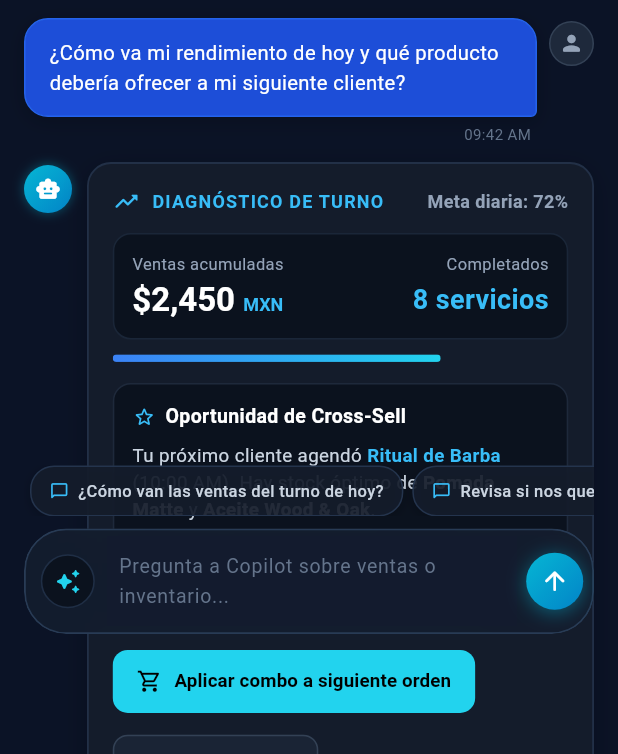
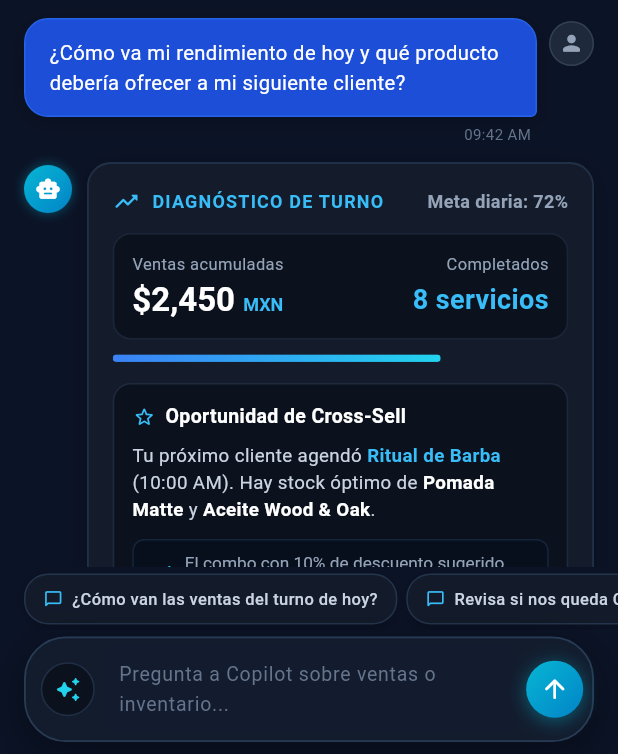
Before and after one commit to orionganimedes/Ganimedes2.0, a Flutter app: the AiAssistantScreen screen opened directly, on a phone screen of 412 x 824 dp, the part 482-1236 px from its top. Run offline on Flutter 3.47's test engine with Material 3 defaults, Android fonts, the phone set to English and light mode, and no system bars; our stand-ins replace shared_preferences; missing offline and left inert: mobile_scanner; accounts and stored records are empty; network calls fail.

Commit message:
feat(flutter): Copilot IA como ruta fullscreen + TECH.md
- AiAssistantScreen convertida a ruta independiente via Navigator.push
  eliminando colisión con BottomNavigationBar e IndexedStack
- resizeToAvoidBottomInset: true reemplaza cálculos manuales de teclado
- Layout Column + Expanded(ListView) + barra de input fija
- Fix RenderFlex overflow en modal de comisiones (_showCommissionsModal)
- Eliminados imports dart:ui y device_breakpoints (sin uso)
- MainShell: IndexedStack reducido a 4 tabs (Copilot sale del stack)
- onNavigateToTab en ruta fullscreen hace pop antes de navegar al tab
- Agrega especificación técnica de diseño Copilot fullscreen
- Agrega TECH.md con stack completo, arquitectura y flujos de despliegue

Co-Authored-By: Claude Sonnet 4.6 <noreply@anthropic.com>

```diff
--- a/ganimedes/lib/screens/ai_assistant_screen.dart
+++ b/ganimedes/lib/screens/ai_assistant_screen.dart
@@ -1,9 +1,7 @@
-import 'dart:ui';
 import 'package:flutter/material.dart';
 import 'package:flutter/services.dart';
 import '../services/ai_chat_service.dart';
 import '../services/pocketbase_service.dart';
-import '../utils/device_breakpoints.dart';
 
 enum MessageType {
   text,
@@ -625,71 +623,41 @@ class _AiAssistantScreenState extends State<AiAssistantScreen> {
         ? userMap['shift'] as String
         : 'Turno Mañana';
 
-    final isKeyboardOpen = DeviceBreakpoints.isKeyboardOpen(context);
-    final isCompact = DeviceBreakpoints.isLandscapeCompact(context);
-    final bottomInset = MediaQuery.paddingOf(context).bottom;
-
-    // Espacio de seguridad inferior para garantizar que el scroll no quede tapado
-    final double listBottomPadding = isKeyboardOpen
-        ? 80.0
-        : (isCompact ? 116.0 : (bottomInset > 0 ? bottomInset + 148.0 : 158.0));
-
-    // Posicionamiento de la barra de entrada flotante justo encima del FloatingDock
-    final double inputBottom = isKeyboardOpen
-        ? 8.0
-        : (isCompact ? 52.0 : (bottomInset > 0 ? bottomInset + 72.0 : 80.0));
-
     return Scaffold(
       backgroundColor: const Color(0xFF0B1326),
-      resizeToAvoidBottomInset: false,
+      resizeToAvoidBottomInset: true,
       body: SafeArea(
-        top: false,
-        bottom: false,
-        child: Stack(
-          children: [
-            // Contenido Principal (Header + Status + Lista de Mensajes)
-            Positioned.fill(
         child: Column(
           children: [
-                  // Sub-Header Superior de Copilot IA
             _buildHeaderCard(shift, barberName, chair),
-
-                  // Barra de estado de conexión y PocketBase
             _buildStatusRow(),
-
-                  // Lista de Mensajes con clearance inferior perfecto
             Expanded(
               child: Center(
                 child: Container(
                   constraints: const BoxConstraints(maxWidth: 860),
                   child: ListView.builder(
                     controller: _scrollController,
-                          padding: EdgeInsets.fromLTRB(16, 8, 16, listBottomPadding),
+                    padding: const EdgeInsets.fromLTRB(16, 8, 16, 8),
                     itemCount: _messages.length,
-                          itemBuilder: (context, index) {
-                            final msg = _messages[index];
-                            return _buildMessageItem(msg);
-                          },
-                        ),
-                      ),
-                    ),
-                  ),
-                ],
-              ),
-            ),
-
-            // Barra Flotante de Sugerencias e Input posicionada limpiamente sobre el dock
-            Positioned(
-              bottom: inputBottom,
-              left: 16,
-              right: 16,
-              child: Align(
-                alignment: Alignment.bottomCenter,
-                child: Container(
-                  constraints: const BoxConstraints(maxWidth: 760),
-                  child: _buildFloatingInputBar(context, isCompact, isKeyboardOpen),
-                ),
-              ),
+                    itemBuilder: (context, index) => _buildMessageItem(_messages[index]),
+                  ),
+                ),
+              ),
+            ),
+            if (!_isSending)
+              SizedBox(
+                height: 42,
+                child: ListView.separated(
+                  scrollDirection: Axis.horizontal,
+                  padding: const EdgeInsets.symmetric(horizontal: 16, vertical: 4),
+                  itemCount: _quickSuggestions.length,
+                  separatorBuilder: (_, __) => const SizedBox(width: 6),
+                  itemBuilder: (context, index) => _buildSuggestionChip(_quickSuggestions[index]),
+                ),
+              ),
+            Padding(
+              padding: const EdgeInsets.fromLTRB(16, 4, 16, 8),
+              child: _buildInputRow(),
             ),
           ],
         ),
@@ -1836,26 +1804,7 @@ class _AiAssistantScreenState extends State<AiAssistantScreen> {
     );
   }
 
-  Widget _buildFloatingInputBar(
-    BuildContext context,
-    bool isCompact,
-    bool isKeyboardOpen,
-  ) {
-    return Column(
-      mainAxisSize: MainAxisSize.min,
-      children: [
-        // Chips de sugerencia rápida (visibles cuando el teclado no está ocupando espacio)
-        if (!isKeyboardOpen && !_isSending) ...[
-          Container(
-            height: 34,
-            margin: const EdgeInsets.only(bottom: 8),
-            child: ListView.separated(
-              scrollDirection: Axis.horizontal,
-              padding: const EdgeInsets.symmetric(horizontal: 4),
-              itemCount: _quickSuggestions.length,
-              separatorBuilder: (context, index) => const SizedBox(width: 6),
-              itemBuilder: (context, index) {
-                final suggestion = _quickSuggestions[index];
+  Widget _buildSuggestionChip(String suggestion) {
     return InkWell(
       onTap: () => _sendMessage(suggestion),
       borderRadius: BorderRadius.circular(16),
@@ -1866,59 +1815,33 @@ class _AiAssistantScreenState extends State<AiAssistantScreen> {
           borderRadius: BorderRadius.circular(16),
           border: Border.all(color: const Color(0xFF24344D)),
           boxShadow: const [
-                        BoxShadow(
-                          color: Color(0x33000000),
-                          blurRadius: 6,
-                          offset: Offset(0, 2),
-                        ),
+            BoxShadow(color: Color(0x33000000), blurRadius: 6, offset: Offset(0, 2)),
           ],
         ),
         child: Row(
           mainAxisSize: MainAxisSize.min,
           children: [
-                        const Icon(
-                          Icons.chat_bubble_outline_rounded,
-                          color: Color(0xFF38BDF8),
-                          size: 13,
-                        ),
+            const Icon(Icons.chat_bubble_outline_rounded, color: Color(0xFF38BDF8), size: 13),
             const SizedBox(width: 6),
             Text(
               suggestion,
-                          style: const TextStyle(
-                            color: Color(0xFFCBD5E1),
-                            fontSize: 11,
-                            fontWeight: FontWeight.w500,
-                          ),
-                        ),
-                      ],
-                    ),
-                  ),
-                );
-              },
-            ),
-          ),
-        ],
-
-        // Contenedor Flotante del Input
-        ClipRRect(
-          borderRadius: BorderRadius.circular(28),
-          child: BackdropFilter(
-            filter: ImageFilter.blur(sigmaX: 12, sigmaY: 12),
-            child: Container(
+              style: const TextStyle(color: Color(0xFFCBD5E1), fontSize: 11, fontWeight: FontWeight.w500),
+            ),
+          ],
+        ),
+      ),
+    );
+  }
+
+  Widget _buildInputRow() {
+    return Container(
       padding: const EdgeInsets.fromLTRB(6, 4, 6, 4),
       decoration: BoxDecoration(
         color: const Color(0xFF131D2E).withValues(alpha: 0.94),
         borderRadius: BorderRadius.circular(28),
-                border: Border.all(
-                  color: const Color(0xFF283B55),
-                  width: 1.2,
-                ),
+        border: Border.all(color: const Color(0xFF283B55), width: 1.2),
         boxShadow: const [
-                  BoxShadow(
-                    color: Color(0x66000000),
-                    blurRadius: 24,
-                    offset: Offset(0, 8),
-                  ),
+          BoxShadow(color: Color(0x66000000), blurRadius: 24, offset: Offset(0, 8)),
         ],
       ),
       child: Row(
@@ -1932,11 +1855,7 @@ class _AiAssistantScreenState extends State<AiAssistantScreen> {
               shape: BoxShape.circle,
               border: Border.all(color: const Color(0xFF1F2E45)),
             ),
-                    child: const Icon(
-                      Icons.auto_awesome_rounded,
-                      color: Color(0xFF22D3EE),
-                      size: 18,
-                    ),
+            child: const Icon(Icons.auto_awesome_rounded, color: Color(0xFF22D3EE), size: 18),
           ),
           const SizedBox(width: 8),
           Expanded(
@@ -1946,21 +1865,12 @@ class _AiAssistantScreenState extends State<AiAssistantScreen> {
               maxLines: 3,
               textInputAction: TextInputAction.send,
               onSubmitted: (_) => _sendMessage(),
-                      style: const TextStyle(
-                        color: Colors.white,
-                        fontSize: 13.5,
-                      ),
+              style: const TextStyle(color: Colors.white, fontSize: 13.5),
               decoration: const InputDecoration(
                 hintText: 'Pregunta a Copilot sobre ventas o inventario...',
-                        hintStyle: TextStyle(
-                          color: Color(0xFF64748B),
-                          fontSize: 13,
-                        ),
+                hintStyle: TextStyle(color: Color(0xFF64748B), fontSize: 13),
                 isDense: true,
-                        contentPadding: EdgeInsets.symmetric(
-                          horizontal: 4,
-                          vertical: 10,
-                        ),
+                contentPadding: EdgeInsets.symmetric(horizontal: 4, vertical: 10),
                 border: InputBorder.none,
                 enabledBorder: InputBorder.none,
                 focusedBorder: InputBorder.none,
@@ -1982,13 +1892,7 @@ class _AiAssistantScreenState extends State<AiAssistantScreen> {
               shape: BoxShape.circle,
               boxShadow: _isSending
                   ? null
-                          : [
-                              BoxShadow(
-                                color: const Color(0xFF06B6D4).withValues(alpha: 0.45),
-                                blurRadius: 10,
-                                offset: const Offset(0, 2),
-                              ),
-                            ],
+                  : [BoxShadow(color: const Color(0xFF06B6D4).withValues(alpha: 0.45), blurRadius: 10, offset: const Offset(0, 2))],
             ),
             child: IconButton(
               padding: EdgeInsets.zero,
@@ -1997,24 +1901,13 @@ class _AiAssistantScreenState extends State<AiAssistantScreen> {
                   ? const SizedBox(
                       width: 16,
                       height: 16,
-                              child: CircularProgressIndicator(
-                                strokeWidth: 2,
-                                color: Colors.white,
-                              ),
+                      child: CircularProgressIndicator(strokeWidth: 2, color: Colors.white),
                     )
-                          : const Icon(
-                              Icons.arrow_upward_rounded,
-                              color: Colors.white,
-                              size: 20,
-                            ),
-                    ),
-                  ),
-                ],
-              ),
-            ),
-          ),
-        ),
-      ],
-    );
-  }
-}
+                  : const Icon(Icons.arrow_upward_rounded, color: Colors.white, size: 20),
+            ),
+          ),
+        ],
+      ),
+    );
+  }
+}
--- a/ganimedes/lib/screens/main_shell.dart
+++ b/ganimedes/lib/screens/main_shell.dart
@@ -30,7 +30,6 @@ class _MainShellState extends State<MainShell> {
       onOperatorSelected: (barber) {
         setState(() {
           final pb = PocketBaseService();
-          if (!pb.isAdmin && _currentIndex == 4) _currentIndex = 1;
           if (!pb.canAccessInventory && _currentIndex == 2) _currentIndex = 1;
           if (!pb.canViewReports && _currentIndex == 0) _currentIndex = 1;
         });
@@ -41,6 +40,19 @@ class _MainShellState extends State<MainShell> {
   }
 
   void _onTabSelected(int index) {
+    if (index == 4) {
+      Navigator.of(context).push(
+        MaterialPageRoute(
+          builder: (context) => AiAssistantScreen(
+            onNavigateToTab: (tabIndex) {
+              Navigator.of(context).pop();
+              _onTabSelected(tabIndex);
+            },
+          ),
+        ),
+      );
+      return;
+    }
     setState(() => _currentIndex = index);
     if (index == 0) {
       _dashboardKey.currentState?.reloadMetrics();
@@ -62,7 +74,6 @@ class _MainShellState extends State<MainShell> {
 
     // Sanitize current index according to permissions
     int safeIndex = _currentIndex;
-    if (!isAdmin && safeIndex == 4) safeIndex = 1;
     if (!canAccessInventory && safeIndex == 2) safeIndex = 1;
     if (!canViewReports && safeIndex == 0) safeIndex = 1;
 
@@ -86,9 +97,6 @@ class _MainShellState extends State<MainShell> {
                 CashRegisterScreen(
                   key: _cashRegisterKey,
                   onNavigateToPos: () => _onTabSelected(1),
-                ),
-                AiAssistantScreen(
-                  onNavigateToTab: _onTabSelected,
                 ),
               ],
             ),
```
Also changed, not shown: 2 other files. Lines whose indentation alone changed are shown as unchanged.
